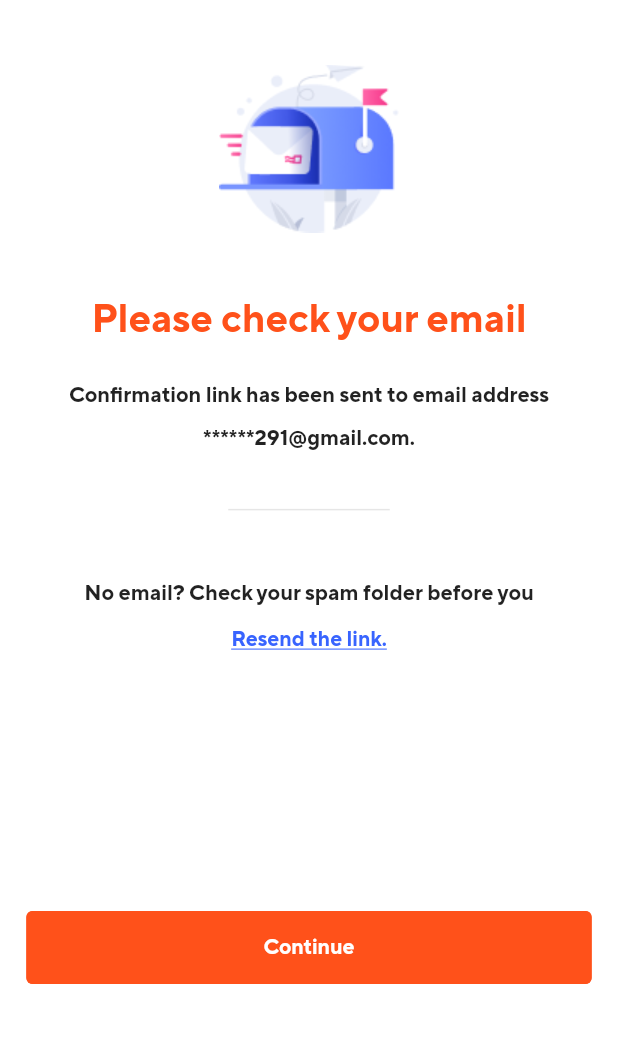
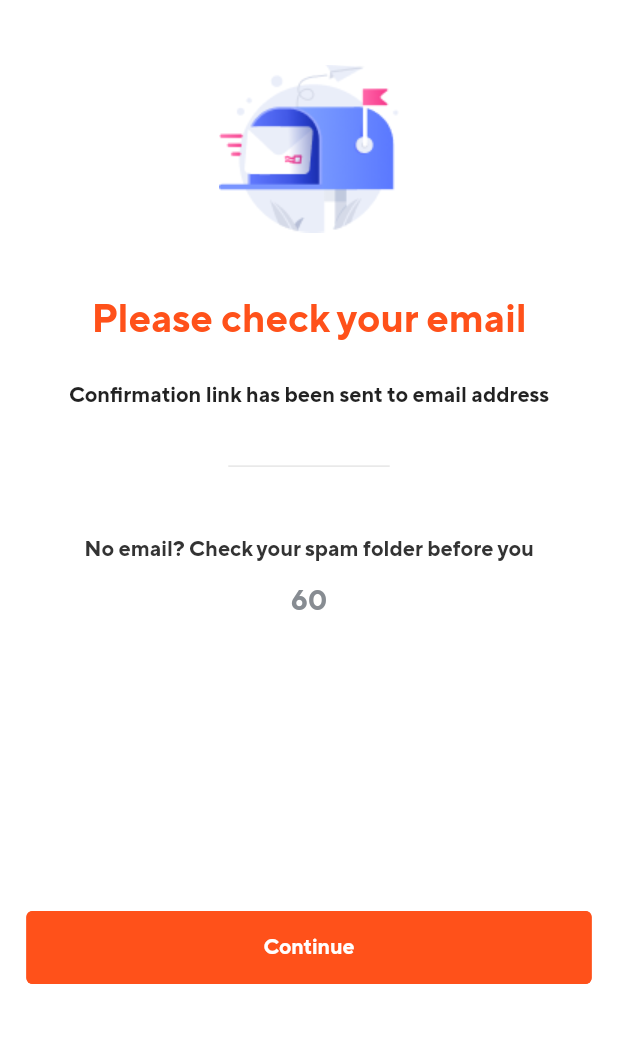
Before and after one commit to sonntuet1997/anygonow-mobile, a Flutter app: the CheckEmailScreen screen opened directly, on a phone screen of 412 x 824 dp, the part 182-1225 px from its top. Run offline on Flutter 3.47's test engine with Material 2 defaults, Android fonts, the phone set to English and light mode, and no system bars; drawn by our look-alikes of timer_count_down; our stand-ins replace convert, dio, flutter_dotenv, flutter_rating_bar, flutter_svg and 4 more; missing offline and left inert: ecdsa, elliptic, encrypt, pointycastle, protobuf, secp256k1 and 1 more; accounts and stored records are empty; key blocks and very long unbroken strings in the code were emptied for the run.

Commit message:
Merged PR 2779: 1

```diff
--- /dev/null
+++ b/lib/controller/account/otp_controller.dart
@@ -0,0 +1,6 @@
+import 'package:timer_count_down/timer_controller.dart';
+
+class OTPController {
+  CountdownController countdownController =
+  CountdownController(autoStart: true);
+}
--- a/lib/i18n.dart
+++ b/lib/i18n.dart
@@ -13,7 +13,8 @@ class Messages extends Translations {
           "phone": "Phone",
           "zipcode": "Zipcode",
           "cfPassword": "Confirm password",
-          'continue': "Continue"
+          'continue': "Continue",
+          "signinNow": "Sign-in now"
         },
       };
 }
--- a/lib/screen/signup/check_email_screen.dart
+++ b/lib/screen/signup/check_email_screen.dart
@@ -1,13 +1,18 @@
 import 'package:flutter/material.dart';
-import 'package:flutter_svg/flutter_svg.dart';
 import 'package:get/get.dart';
-import 'package:untitled/controller/forgot_password/forgot_password_controller.dart';
+import 'package:untitled/controller/account/otp_controller.dart';
+import 'package:untitled/controller/signup/signup_controller.dart';
+import 'package:untitled/screen/signup/verified-page.dart';
+import 'package:untitled/utils/common-fumction.dart';
 import 'package:untitled/utils/config.dart';
 import 'package:untitled/widgets/app_name.dart';
 import 'package:untitled/widgets/bounce_button.dart';
-import 'package:untitled/widgets/input.dart';
+import 'package:timer_count_down/timer_count_down.dart';
 
 class CheckEmailScreen extends StatelessWidget {
+  SignupController signupController = Get.put(SignupController());
+  OTPController otpController = Get.put(OTPController());
+
   @override
   Widget build(BuildContext context) {
     return Scaffold(
@@ -62,7 +67,7 @@ class CheckEmailScreen extends StatelessWidget {
               height: getHeight(16),
             ),
             Text(
-              "Confirmation link has been sent to email address ******291@gmail.com.",
+              "Confirmation link has been sent to email address ${convertLongString(string: signupController.email.text, firstLength: 4, lastLength: 12)}",
               style: TextStyle(
                 fontSize: getWidth(13),
                 height: getHeight(2),
@@ -87,23 +92,48 @@ class CheckEmailScreen extends StatelessWidget {
               style: TextStyle(
                 fontSize: getWidth(13),
                 height: getHeight(2),
+                color: const Color(0xFF333333),
               ),
               textAlign: TextAlign.center,
             ),
             SizedBox(
               height: getHeight(12),
             ),
-            Bouncing(
-                child: const Text(
-                  "Resend the link.",
-                  style: TextStyle(
-                    decoration: TextDecoration.underline,
-                    fontWeight: FontWeight.w500,
-                    color: Color(0xFF3864FF),
-                  ),
-                  textAlign: TextAlign.center,
-                ),
-                onPress: () => {}),
+            Countdown(
+              controller: otpController.countdownController,
+              seconds: 60,
+              build: (BuildContext context, double time) {
+                if (time > 0) {
+                  return Text(
+                    time.toInt().toString(),
+                    style: TextStyle(
+                      color: const Color(0xFF878C92),
+                      fontSize: getWidth(17),
+                      fontWeight: FontWeight.w500,
+                    ),
+                  );
+                } else {
+                  return Bouncing(
+                    child: Text(
+                      "Resend the link",
+                      style: TextStyle(
+                        color: const Color(0xFF3864FF),
+                        decoration: TextDecoration.underline,
+                        fontSize: getWidth(17),
+                        fontWeight: FontWeight.w500,
+                      ),
+                    ),
+                    onPress: () async {
+                      // var isRequest = await signupController.signup();
+                      // if (isRequest) {
+                      otpController.countdownController.restart();
+                      // }
+                    },
+                  );
+                }
+              },
+              interval: Duration(seconds: 1),
+            ),
           ],
         ),
       ),
@@ -138,7 +168,9 @@ Container confirmButtonContainer(BuildContext context) {
                 color: Color(0xffff511a),
               ),
             ),
-            onPressed: () async {},
+            onPressed: () async {
+              Get.to(() => VerifiedPage());
+            },
             child: Text("continue".tr,
                 style: const TextStyle(color: Colors.white)),
           ),
--- /dev/null
+++ b/lib/utils/common-fumction.dart
@@ -0,0 +1,32 @@
+String convertLongString(
+    {required String string,
+      required int firstLength,
+      required int lastLength}) {
+  if (string.length <= firstLength) return string;
+  if (firstLength + lastLength >= string.length) return string;
+  var firstPattern = string.toString().substring(0, firstLength);
+  var secondPattern = string.toString().substring(
+      string.length - lastLength > firstLength
+          ? string.length - lastLength
+          : firstLength + 1,
+      string.length);
+  return firstPattern + '...' + secondPattern;
+}
+
+String getWithoutSpaces(String s) {
+  String tmp = s.substring(0, s.length);
+  while (tmp.startsWith(' ')) {
+    tmp = tmp.substring(1);
+  }
+  while (tmp.endsWith(' ')) {
+    tmp = tmp.substring(0, tmp.length - 1);
+  }
+  return tmp;
+}
+
+String upperFirstString(String string) {
+  if (string.length == 0) return "";
+  String lastPattern = string.substring(1, string.length);
+  String firstPattern = string[0].toUpperCase();
+  return firstPattern + lastPattern;
+}
--- a/pubspec.yaml
+++ b/pubspec.yaml
@@ -65,6 +65,7 @@ dev_dependencies:
   json_annotation: ^4.4.0
   us_states: ^1.1.5
   flutter_rating_bar: ^4.0.0
+  timer_count_down: ^2.2.0
   readmore: ^2.1.0
   protobuf: ^2.0.1
 
```
Also changed, not shown: lib/controller/signup/signup_controller.dart (+13 -4 lines), lib/screen/login/login_screen.dart (+0 -28 lines), lib/screen/signup/verified-page.dart (added, +123 -0 lines), assets/icons/email.png (added), pubspec.lock.
